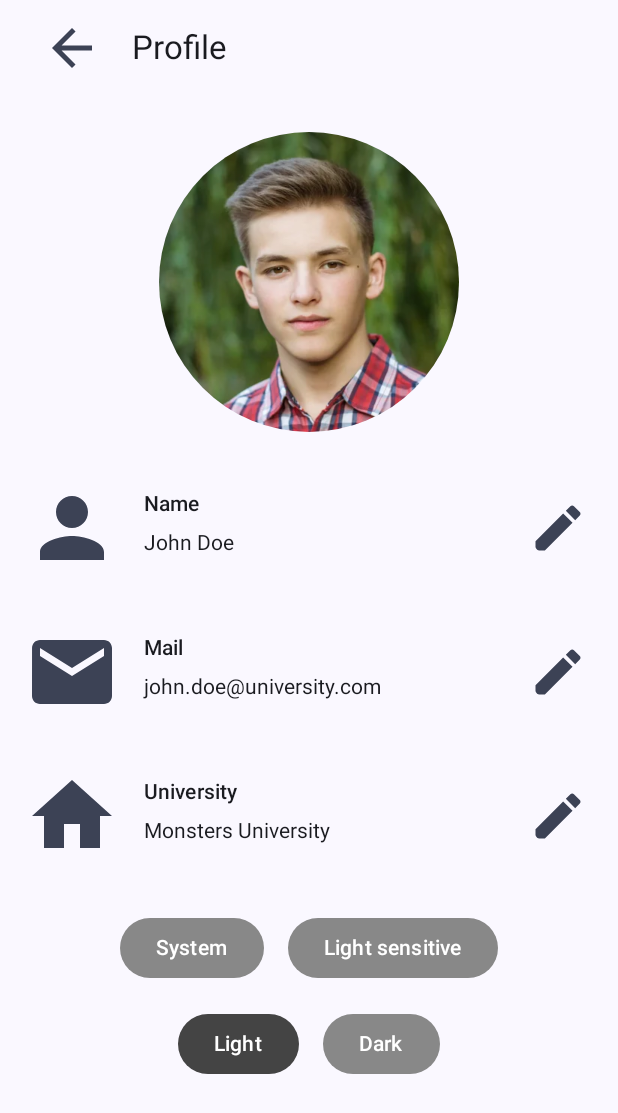
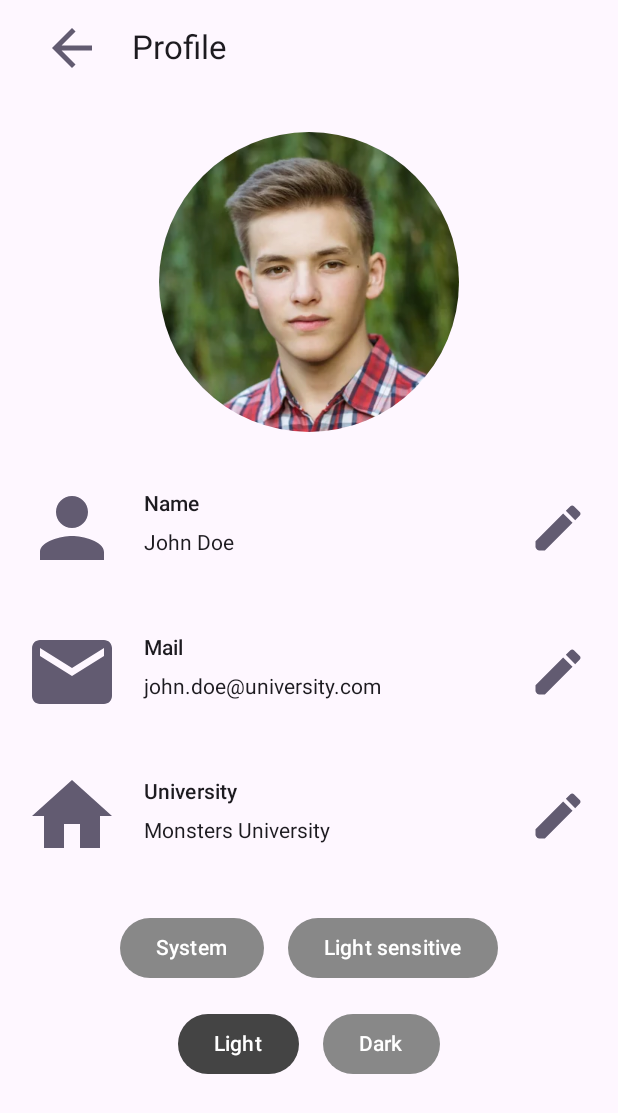
Before and after one commit to ISIS3510-202410-Team33/mobile-kotlin, an Android app built with Jetpack Compose: the NewProfileActivity screen opened directly, with no data from a screen before it, after a tap on "Light", on a phone screen of 412 x 824 dp. Shown: the top 1113 px of the screen. Run offline under Robolectric (Android 15) with nearby library versions, the phone set to English and light mode, and no system bars.

Commit message:
Más o menos hasta acá funciona. Falla en:
- sensor siempre escuchando
- frecuencia de muestreo muy alta
- Dark > Light > Modo Oscuro

```diff
--- /dev/null
+++ b/app/src/main/java/com/example/ventura/model/data/Brightness.kt
@@ -0,0 +1,5 @@
+package com.example.ventura.model.data
+
+data class Brightness(
+    val tooBright: Boolean
+)
--- a/app/src/main/java/com/example/ventura/ui/theme/ThemeScreen.kt
+++ b/app/src/main/java/com/example/ventura/ui/theme/ThemeScreen.kt
@@ -278,19 +278,33 @@ fun ThemeScreen (
     val themeUiState by themeViewModel.uiState.collectAsState()
 
     Log.d("theme", "Theme set to ${themeUiState.theme.setting}")
+
+    val currentSetting = themeUiState.theme.setting
     val colorScheme = when {
-        // TODO: sensores
+        // sensible a la luz
+        currentSetting == "light_sensitive" && Build.VERSION.SDK_INT >= Build.VERSION_CODES.S -> {
+            val context = LocalContext.current
+            if (themeUiState.brightness.tooBright) dynamicLightColorScheme(context)
+            else dynamicDarkColorScheme(context)
+        }
+
         // mismo del sistema - dinámico
-        dynamicColor && Build.VERSION.SDK_INT >= Build.VERSION_CODES.S -> {
+        currentSetting == "system" && dynamicColor && Build.VERSION.SDK_INT >= Build.VERSION_CODES.S -> {
             Log.d("theme", "Dynamic")
             val context = LocalContext.current
             if (darkTheme) dynamicDarkColorScheme(context) else dynamicLightColorScheme(context)
         }
         // oscuro
+        currentSetting == "dark" -> darkScheme
+        // claro
+        currentSetting == "light" -> lightScheme
+        // otros
+        // TODO: FIX se podría hacer más elegante llevando variable para darkTheme.
         darkTheme -> darkScheme
-        // claro
         else -> lightScheme
     }
+
+
     val view = LocalView.current
     if (!view.isInEditMode) {
         SideEffect {
--- a/app/src/main/java/com/example/ventura/view/NewProfileActivity.kt
+++ b/app/src/main/java/com/example/ventura/view/NewProfileActivity.kt
@@ -1,6 +1,11 @@
 package com.example.ventura.view
 
+import android.hardware.Sensor
+import android.hardware.SensorEvent
+import android.hardware.SensorEventListener
+import android.hardware.SensorManager
 import android.os.Bundle
+import android.util.Log
 import androidx.activity.ComponentActivity
 import androidx.activity.compose.setContent
 import androidx.activity.enableEdgeToEdge
@@ -15,19 +20,73 @@ import com.example.ventura.ui.theme.ThemeScreen
 import com.example.ventura.viewmodel.ProfileViewModel
 import com.example.ventura.viewmodel.ThemeViewModel
 
-class NewProfileActivity : ComponentActivity() {
+class NewProfileActivity : ComponentActivity(), SensorEventListener {
     private val profileViewModel: ProfileViewModel by viewModels()
-    private val themeViewModel : ThemeViewModel by viewModels()
+    private val themeViewModel: ThemeViewModel by viewModels()
+
+    private val DARKUPPERBOUND = 800
+    private lateinit var sensorManager: SensorManager
+    private var brightness: Sensor? = null
+    private val SENSOR_DELAY_TURTLE = SensorManager.SENSOR_DELAY_NORMAL * 1000
+
+    private fun isTooBright(brightness: Float): Boolean {
+        return when (brightness.toInt()) {
+            in 0..DARKUPPERBOUND -> false
+            else -> true
+        }
+    }
+
+
+    private fun setupLightSensor() {
+        sensorManager = getSystemService(SENSOR_SERVICE) as SensorManager
+        brightness = sensorManager.getDefaultSensor(Sensor.TYPE_LIGHT)
+
+    }
+
+    override fun onSensorChanged(event: SensorEvent?) {
+        if (event?.sensor?.type == Sensor.TYPE_LIGHT) {
+            val light = event.values[0]
+            Log.d("light", light.toString())
+            val newTooBright = isTooBright(light)
+
+            themeViewModel.onNewBrightness(newTooBright)
+        }
+    }
+
+
+    override fun onAccuracyChanged(sensor: Sensor?, accuracy: Int) { }
+
+
+    override fun onResume() {
+        super.onResume()
+        // TODO: observar themeViewModel para determinar cuándo prender y apagar el sensor
+        sensorManager.registerListener(this, brightness, SENSOR_DELAY_TURTLE, SENSOR_DELAY_TURTLE)
+        Log.d("main", "Fotosensor registrado")
+    }
+
+
+    override fun onPause() {
+        super.onPause()
+        sensorManager.unregisterListener(this)
+        Log.d("main", "Fotosensor desregistrado")
+    }
 
     override fun onCreate(savedInstanceState: Bundle?) {
         enableEdgeToEdge()
         super.onCreate(savedInstanceState)
+
+        setupLightSensor()
+        Log.d("main", "Light sensor set")
+
         setContent {
             ThemeScreen(themeViewModel = themeViewModel) {
                 Surface(
                     modifier = Modifier.fillMaxSize(),
                 ) {
-                    ProfileScreen(profileViewModel, themeViewModel = themeViewModel)
+                    ProfileScreen(
+                        profileViewModel = profileViewModel,
+                        themeViewModel = themeViewModel
+                    )
                 }
             }
         }
```
Also changed, not shown: app/src/main/java/com/example/ventura/view/BrightnessManager.kt (added, +62 -0 lines), app/src/main/java/com/example/ventura/viewmodel/ThemeViewModel.kt (+22 -4 lines).
